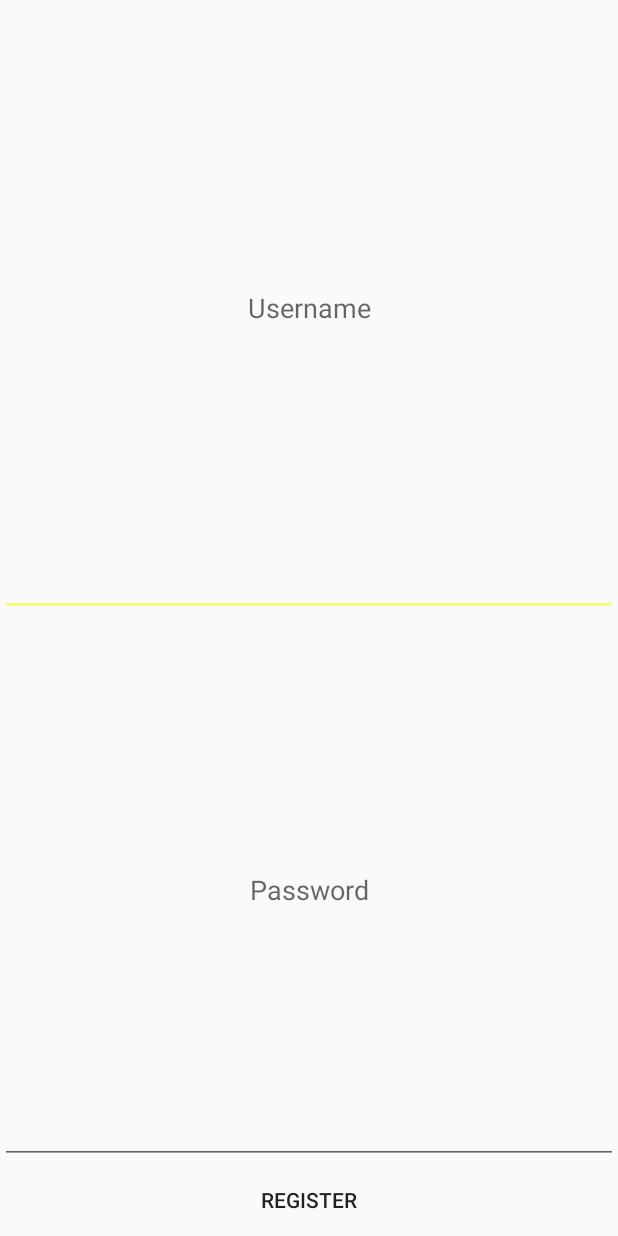
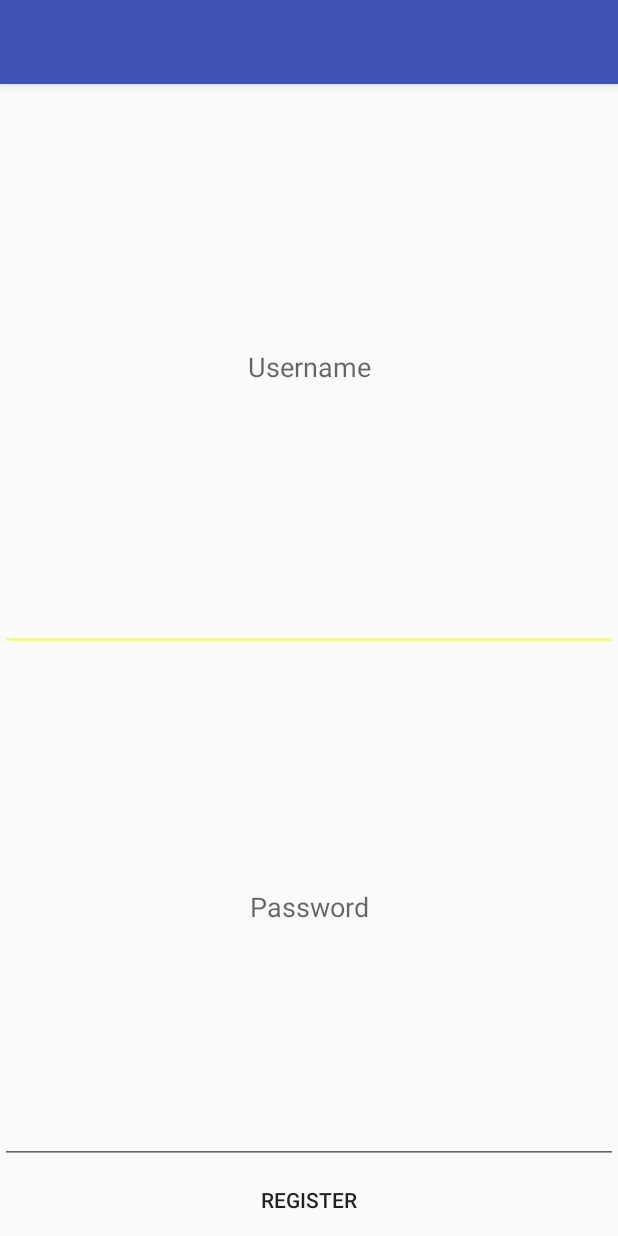
Before and after one commit to jimmyklein4/Challenge-Post, an Android app: the RegistrationActivity screen opened directly, with no data from a screen before it, on a phone screen of 412 x 824 dp. Run offline under Robolectric (Android 15) with nearby library versions, the phone set to English and light mode, and no system bars.

Commit message:
changed styles, added app bar

```diff
--- a/app/src/main/res/layout/registration_acitivty.xml
+++ b/app/src/main/res/layout/registration_acitivty.xml
@@ -1,17 +1,27 @@
 <?xml version="1.0" encoding="utf-8"?>
-<LinearLayout
-    xmlns:android="http://schemas.android.com/apk/res/android"
-    android:orientation="vertical" android:layout_width="match_parent"
+<LinearLayout xmlns:android="http://schemas.android.com/apk/res/android"
+    xmlns:app="http://schemas.android.com/apk/res-auto"
+    android:orientation="vertical"
+    android:layout_width="match_parent"
     android:layout_height="match_parent">
 
+    <android.support.v7.widget.Toolbar
+        android:id="@+id/my_toolbar"
+        android:layout_width="match_parent"
+        android:layout_height="?attr/actionBarSize"
+        android:background="?attr/colorPrimary"
+        android:elevation="4dp"
+        android:theme="@style/ThemeOverlay.AppCompat.ActionBar"
+        app:popupTheme="@style/ThemeOverlay.AppCompat.Light"/>
+
     <EditText android:id="@+id/edit_username"
-        android:layout_weight="1"
+        android:layout_weight="0.37"
         android:layout_width="match_parent"
         android:layout_height="wrap_content"
         android:hint="@string/edit_username"
         android:textAlignment="center" />
     <EditText android:id="@+id/edit_password"
-        android:layout_weight="1"
+        android:layout_weight="0.38"
         android:layout_width="match_parent"
         android:layout_height="0dp"
         android:hint="@string/edit_password"
--- a/app/src/main/res/values/styles.xml
+++ b/app/src/main/res/values/styles.xml
@@ -1,7 +1,7 @@
 <resources>
 
     <!-- Base application theme. -->
-    <style name="AppTheme" parent="Theme.AppCompat.Light.DarkActionBar">
+    <style name="AppTheme" parent="Theme.AppCompat.Light.NoActionBar">
         <!-- Customize your theme here. -->
         <item name="colorPrimary">@color/colorPrimary</item>
         <item name="colorPrimaryDark">@color/colorPrimaryDark</item>
```
Also changed, not shown: app/src/main/res/layout/activity_main.xml (+11 -2 lines), app/src/main/res/layout/login_activity.xml (+11 -2 lines).
